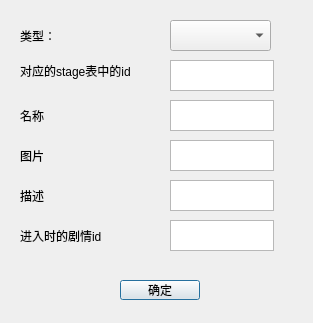
Qt form dlgsetstage.ui (jezzychao/MazeEditor) before a commit.
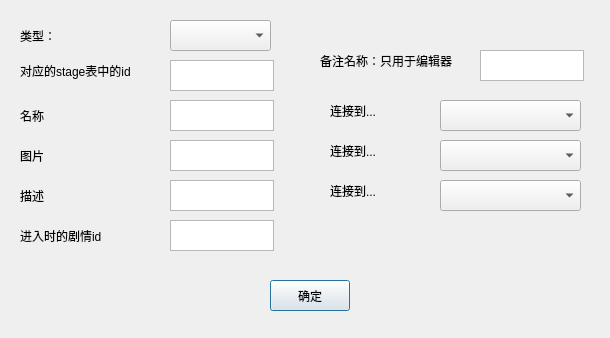
The same form after that commit.

Commit message: 操作流程编辑

The edit to the form file:
```diff
--- a/dlgsetstage.ui
+++ b/dlgsetstage.ui
@@ -6,8 +6,8 @@
    <rect>
     <x>0</x>
     <y>0</y>
-    <width>313</width>
-    <height>323</height>
+    <width>610</width>
+    <height>338</height>
    </rect>
   </property>
   <property name="windowTitle">
@@ -16,10 +16,10 @@
   <widget class="QPushButton" name="pushButton">
    <property name="geometry">
     <rect>
-     <x>120</x>
+     <x>270</x>
      <y>280</y>
      <width>80</width>
-     <height>20</height>
+     <height>31</height>
     </rect>
    </property>
    <property name="text">
@@ -164,6 +164,98 @@
     </rect>
    </property>
   </widget>
+  <widget class="QLabel" name="label_7">
+   <property name="geometry">
+    <rect>
+     <x>330</x>
+     <y>100</y>
+     <width>71</width>
+     <height>21</height>
+    </rect>
+   </property>
+   <property name="text">
+    <string>连接到...</string>
+   </property>
+  </widget>
+  <widget class="QComboBox" name="cbx_link_1">
+   <property name="geometry">
+    <rect>
+     <x>440</x>
+     <y>100</y>
+     <width>141</width>
+     <height>31</height>
+    </rect>
+   </property>
+  </widget>
+  <widget class="QLabel" name="label_8">
+   <property name="geometry">
+    <rect>
+     <x>330</x>
+     <y>140</y>
+     <width>71</width>
+     <height>21</height>
+    </rect>
+   </property>
+   <property name="text">
+    <string>连接到...</string>
+   </property>
+  </widget>
+  <widget class="QComboBox" name="cbx_link_2">
+   <property name="geometry">
+    <rect>
+     <x>440</x>
+     <y>140</y>
+     <width>141</width>
+     <height>31</height>
+    </rect>
+   </property>
+  </widget>
+  <widget class="QLabel" name="label_9">
+   <property name="geometry">
+    <rect>
+     <x>330</x>
+     <y>180</y>
+     <width>71</width>
+     <height>21</height>
+    </rect>
+   </property>
+   <property name="text">
+    <string>连接到...</string>
+   </property>
+  </widget>
+  <widget class="QComboBox" name="cbx_link_3">
+   <property name="geometry">
+    <rect>
+     <x>440</x>
+     <y>180</y>
+     <width>141</width>
+     <height>31</height>
+    </rect>
+   </property>
+  </widget>
+  <widget class="QLabel" name="label_10">
+   <property name="geometry">
+    <rect>
+     <x>320</x>
+     <y>50</y>
+     <width>171</width>
+     <height>21</height>
+    </rect>
+   </property>
+   <property name="text">
+    <string>备注名称：只用于编辑器</string>
+   </property>
+  </widget>
+  <widget class="QTextEdit" name="txt_remark">
+   <property name="geometry">
+    <rect>
+     <x>480</x>
+     <y>50</y>
+     <width>104</width>
+     <height>31</height>
+    </rect>
+   </property>
+  </widget>
  </widget>
  <resources/>
  <connections/>
```
The commit also changes 10 other files.
